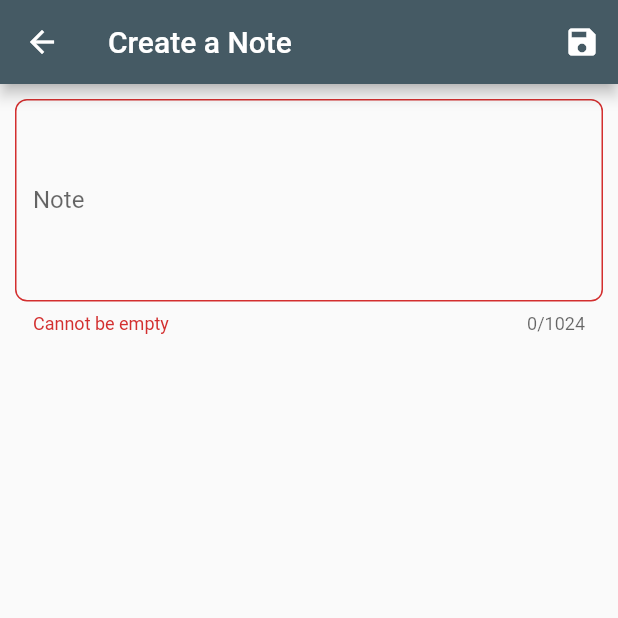
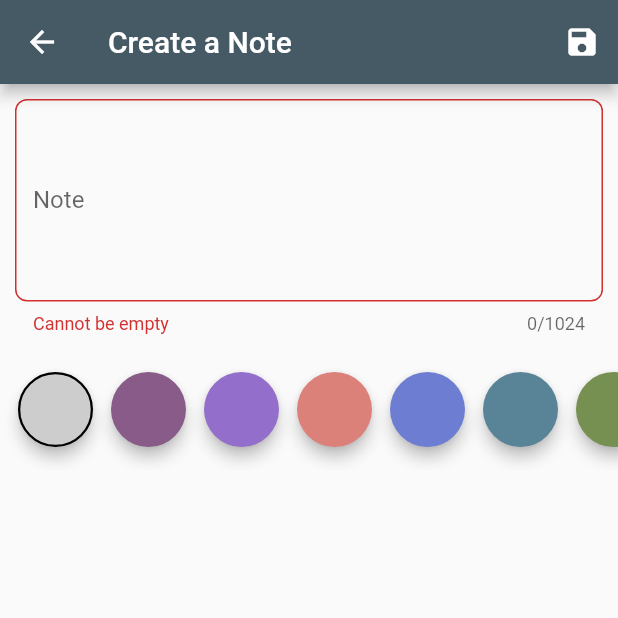
Before and after one commit to xsadra/xDart, a Flutter app: the NotesOverviewPage screen opened by its route, after a tap on the "indeterminate check box" icon, after a tap on the "add" icon, on a phone screen of 412 x 824 dp, the top half of it. Run offline on Flutter 3.47's test engine with Material 2 defaults, Android fonts, the phone set to English and light mode, and no system bars; our stand-ins replace auto_route, bloc, cloud_firestore, dartz, firebase_auth, flutter_bloc and 7 more; accounts and stored records are empty; generated files the repository leaves out were written again.

Commit message:
Color Field

```diff
--- a/courses/FlutterFirebaseAndDDDCourse/notes/lib/domain/notes/value_objects.dart
+++ b/courses/FlutterFirebaseAndDDDCourse/notes/lib/domain/notes/value_objects.dart
@@ -52,14 +52,16 @@ class NoteColor extends ValueObject<Color> {
   @override
   final Either<ValueFailure<Color>, Color> value;
   static const List<Color> predefinedColors = [
-    Colors.white60,
-    Colors.deepPurple,
-    Colors.red,
-    Colors.indigo,
-    Colors.indigoAccent,
-    Colors.green,
-    Colors.amber,
-    Colors.yellowAccent,
+    Color(0xffcdcdcd),
+    Color(0xff895b88),
+    Color(0xff936ecb),
+    Color(0xffdc817a),
+    Color(0xff6d7ed2),
+    Color(0xff598497),
+    Color(0xff769052),
+    Color(0xff556d3a),
+    Color(0xff998c68),
+    Color(0xffffa200),
   ];
 
   factory NoteColor(Color input) {
--- a/courses/FlutterFirebaseAndDDDCourse/notes/lib/presentation/notes/note_form/note_form_page.dart
+++ b/courses/FlutterFirebaseAndDDDCourse/notes/lib/presentation/notes/note_form/note_form_page.dart
@@ -7,6 +7,7 @@ import 'package:notes/application/notes/note_form/note_form_bloc.dart';
 import 'package:notes/domain/notes/note.dart';
 import 'package:notes/injection.dart';
 import 'package:notes/presentation/notes/note_form/widgets/body_field_widget.dart';
+import 'package:notes/presentation/notes/note_form/widgets/color_field_widget.dart';
 import 'package:notes/presentation/routes/router.gr.dart';
 
 //? Step 77: create [NoteFormPage] to create and edit a notes
@@ -132,7 +133,7 @@ class NoteFormScaffold extends StatelessWidget {
           IconButton(
             icon: const Icon(Icons.save),
             onPressed: () {
-              context.bloc<NoteFormBloc>().add(const NoteFormEvent.saved());
+              context.read<NoteFormBloc>().add(const NoteFormEvent.saved());
             },
           )
         ],
@@ -146,8 +147,9 @@ class NoteFormScaffold extends StatelessWidget {
             child: Form(
               autovalidateMode: AutovalidateMode.always,
               child: Column(
-                children: [
+                children: const [
                   BodyField(),
+                  ColorField(),
                 ],
               ),
             ),
--- a/courses/FlutterFirebaseAndDDDCourse/notes/lib/presentation/notes/note_form/widgets/body_field_widget.dart
+++ b/courses/FlutterFirebaseAndDDDCourse/notes/lib/presentation/notes/note_form/widgets/body_field_widget.dart
@@ -6,15 +6,17 @@ import 'package:notes/domain/notes/value_objects.dart';
 
 //? Step 78: create [BodyField] to create and edit a new note
 class BodyField extends HookWidget {
+  const BodyField({Key key}) : super(key: key);
+
   @override
   Widget build(BuildContext context) {
     final textEditingController = useTextEditingController();
 
     return BlocListener<NoteFormBloc, NoteFormState>(
-      // listenWhen: (previous, current) =>
-      //     previous.isEditing != current.isEditing,
+      listenWhen: (previous, current) =>
+          previous.isEditing != current.isEditing,
       listener: (BuildContext context, state) {
-        // textEditingController.text = state.note.body.getOrCrash();
+        textEditingController.text = state.note.body.getOrCrash();
       },
       child: Padding(
         padding: const EdgeInsets.all(10.0),
--- /dev/null
+++ b/courses/FlutterFirebaseAndDDDCourse/notes/lib/presentation/notes/note_form/widgets/color_field_widget.dart
@@ -0,0 +1,53 @@
+import 'package:flutter/material.dart';
+import 'package:flutter_bloc/flutter_bloc.dart';
+import 'package:notes/application/notes/note_form/note_form_bloc.dart';
+import 'package:notes/domain/notes/value_objects.dart';
+
+//? Step 80: create [ColorField] to show note colors
+class ColorField extends StatelessWidget {
+  const ColorField({Key key}) : super(key: key);
+
+  @override
+  Widget build(BuildContext context) {
+    return BlocBuilder<NoteFormBloc, NoteFormState>(
+      buildWhen: (previous, current) =>
+          previous.note.color != current.note.color,
+      builder: (context, state) {
+        return SizedBox(
+          height: 80.0,
+          child: ListView.separated(
+            padding: const EdgeInsets.symmetric(horizontal: 12.0),
+            scrollDirection: Axis.horizontal,
+            physics: const BouncingScrollPhysics(),
+            itemBuilder: (context, index) {
+              final itemColor = NoteColor.predefinedColors[index];
+              return GestureDetector(
+                onTap: () => context
+                    .read<NoteFormBloc>()
+                    .add(NoteFormEvent.colorChanged(itemColor)),
+                child: Material(
+                  color: itemColor,
+                  elevation: 4,
+                  shape: CircleBorder(
+                    side: state.note.color.value.fold(
+                      (_) => BorderSide.none,
+                      (color) => color == itemColor
+                          ? const BorderSide(width: 1.5)
+                          : BorderSide.none,
+                    ),
+                  ),
+                  child: const SizedBox(
+                    width: 50,
+                    height: 50,
+                  ),
+                ),
+              );
+            },
+            separatorBuilder: (context, index) => const SizedBox(width: 12.0),
+            itemCount: NoteColor.predefinedColors.length,
+          ),
+        );
+      },
+    );
+  }
+}
```
